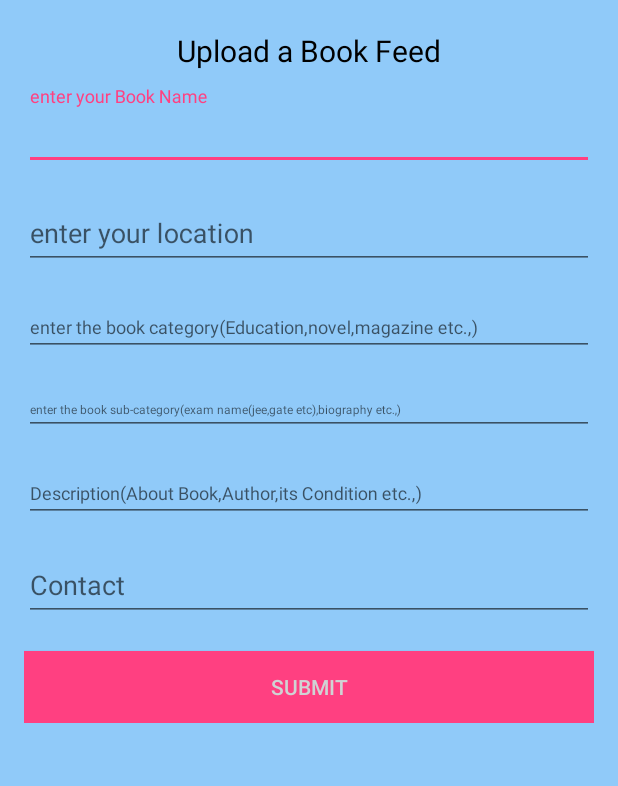
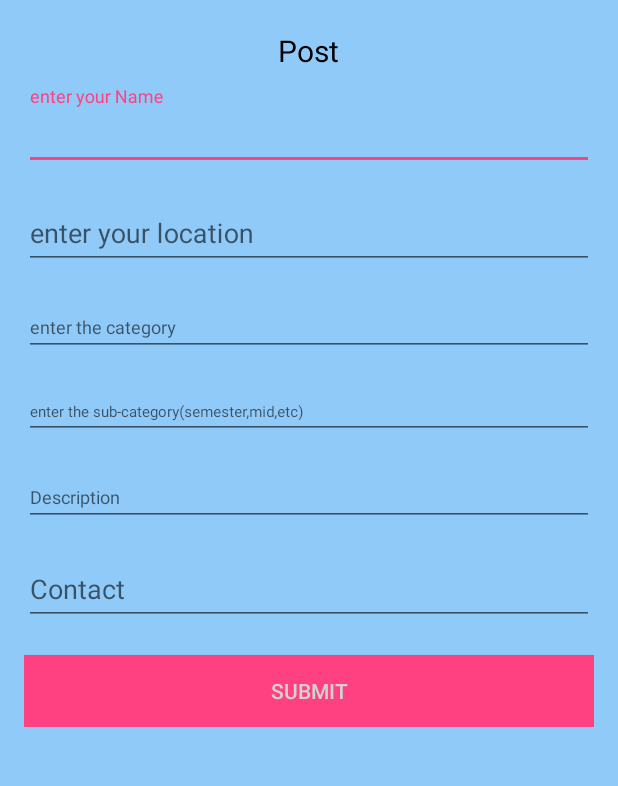
Before and after one commit to SnistAheads/SnistDisqus, an Android app: the FeedActivity screen opened directly, with no data from a screen before it, after a tap on an icon or button, on a phone screen of 412 x 824 dp, the part 240-1026 px from its top. Run offline under Robolectric (Android 15) with nearby library versions, the phone set to English and light mode, and no system bars; our stand-ins replace Firebase (no records; nobody signed in at launch, a user with empty details on screens opened directly).

```diff
--- a/app/src/main/res/layout/activity_login.xml
+++ b/app/src/main/res/layout/activity_login.xml
@@ -83,7 +83,7 @@
             android:background="@null"
             android:text="@string/btn_link_to_register"
             android:textAllCaps="false"
-            android:textColor="@android:color/white"
+            android:textColor="?android:attr/colorMultiSelectHighlight"
             android:textSize="15sp" />
     </LinearLayout>
 
--- a/app/src/main/res/layout/activity_post.xml
+++ b/app/src/main/res/layout/activity_post.xml
@@ -31,7 +31,7 @@
             android:layout_height="wrap_content"
             android:layout_gravity="center_horizontal"
             android:padding="10dp"
-            android:text="Upload a Book Feed"
+            android:text="Post"
             android:textColor="@android:color/black"
             android:textSize="20dp" />
 
@@ -47,7 +47,7 @@
                 android:layout_height="wrap_content"
                 android:layout_marginBottom="10dp"
                 android:layout_marginTop="20dp"
-                android:hint="enter your Book Name"
+                android:hint="enter your Name"
                 android:inputType="text"
                 android:textColor="@android:color/black"
                 android:textColorHint="@android:color/white" />
@@ -80,7 +80,7 @@
                 android:layout_height="wrap_content"
                 android:layout_marginBottom="10dp"
                 android:layout_marginTop="20dp"
-                android:hint="enter the book category(Education,novel,magazine etc.,)"
+                android:hint="enter the category"
                 android:inputType="text"
                 android:textColor="@android:color/black"
                 android:textColorHint="@android:color/white"
@@ -96,11 +96,11 @@
                 android:layout_height="wrap_content"
                 android:layout_marginBottom="10dp"
                 android:layout_marginTop="20dp"
-                android:hint="enter the book sub-category(exam name(jee,gate etc),biography etc.,)"
+                android:hint="enter the sub-category(semester,mid,etc)"
                 android:inputType="text"
                 android:textColor="@android:color/black"
                 android:textColorHint="@android:color/white"
-                android:textSize="8sp" />
+                android:textSize="10sp" />
         </android.support.design.widget.TextInputLayout>
         <android.support.design.widget.TextInputLayout
             android:layout_width="match_parent"
@@ -112,7 +112,7 @@
                 android:layout_height="wrap_content"
                 android:layout_marginBottom="10dp"
                 android:layout_marginTop="20dp"
-                android:hint="Description(About Book,Author,its Condition etc.,)"
+                android:hint="Description"
                 android:inputType="text"
                 android:textColor="@android:color/black"
                 android:textColorHint="@android:color/white"
--- a/app/src/main/res/layout/activity_reset.xml
+++ b/app/src/main/res/layout/activity_reset.xml
@@ -77,7 +77,7 @@
             android:layout_marginTop="10dp"
             android:background="@null"
             android:text="@string/btn_back"
-            android:textColor="@color/colorAccent" />
+            android:textColor="@color/green" />
 
     </LinearLayout>
 
--- a/app/src/main/res/layout/activity_signup.xml
+++ b/app/src/main/res/layout/activity_signup.xml
@@ -88,7 +88,7 @@
             android:background="@null"
             android:text="@string/btn_link_to_login"
             android:textAllCaps="false"
-            android:textColor="@android:color/white"
+            android:textColor="?android:attr/colorMultiSelectHighlight"
             android:textSize="15dp" />
     </LinearLayout>
 
--- a/app/src/main/res/menu/activity_main_drawer.xml
+++ b/app/src/main/res/menu/activity_main_drawer.xml
@@ -9,15 +9,15 @@
         <item
             android:id="@+id/nav_gallery"
             android:icon="@drawable/ic_menu_gallery"
-            android:title="Feeds" />
+            android:title="Discussions" />
         <item
             android:id="@+id/nav_gallery2"
             android:icon="@drawable/ic_menu_gallery"
-            android:title="Notify a Book" />
+            android:title="Feeds" />
         <item
             android:id="@+id/nav_gallery3"
             android:icon="@drawable/ic_menu_gallery"
-            android:title="Completed Book Feeds" />
+            android:title="Addnl Feeds" />
         <item
             android:id="@+id/nav_slideshow"
             android:icon="@android:drawable/ic_lock_power_off"
--- a/app/src/main/res/values/colors.xml
+++ b/app/src/main/res/values/colors.xml
@@ -3,4 +3,18 @@
     <color name="colorPrimary">#2196f3</color>
     <color name="colorPrimaryDark">#2962ff</color>
     <color name="colorAccent">#ff4081</color>
+
+    <item name="blue" type="color">#FF00ccf3</item>
+    <item name="purple" type="color">#aa66cc</item>
+    <item name="green" type="color">#99cc00</item>
+    <item name="orange" type="color">#ffbb33</item>
+    <item name="red" type="color">#ff4444</item>
+
+    <integer-array name="androidcolors">
+        <item>@color/blue</item>
+        <item>@color/purple</item>
+        <item>@color/green</item>
+        <item>@color/orange</item>
+        <item>@color/red</item>
+    </integer-array>
 </resources>
```
Also changed, not shown: app/src/main/java/com/starks/snistdisqus/RecyclerAdapter.java (+14 -0 lines), app/src/main/res/layout/card.xml (+12 -12 lines).
